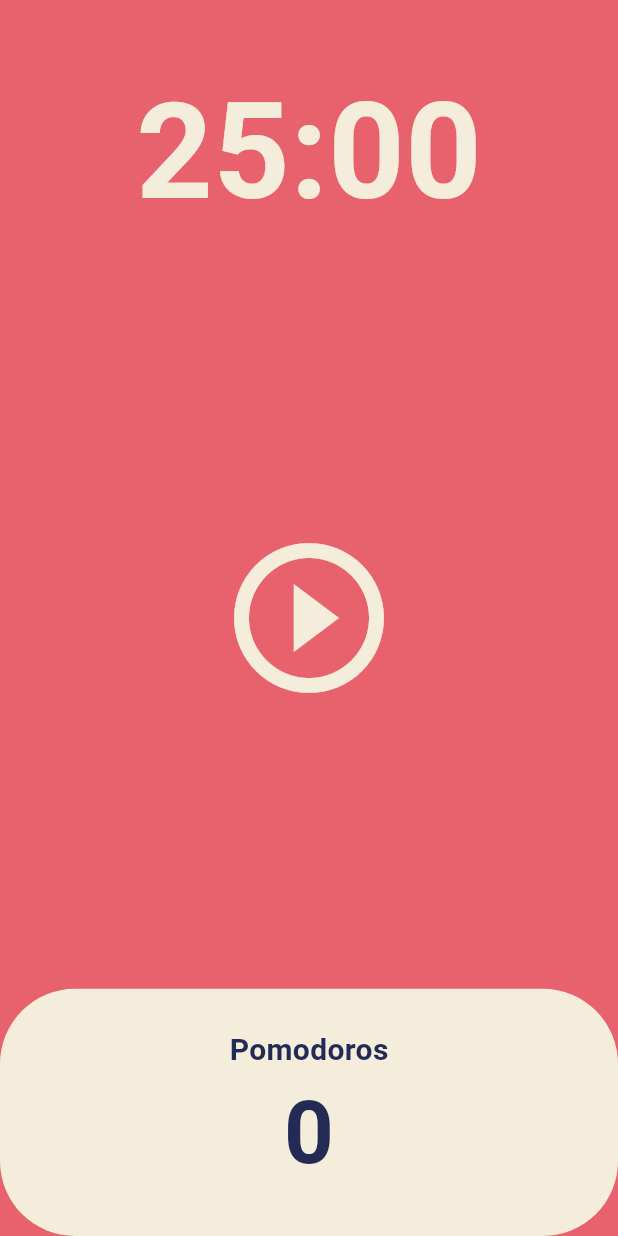
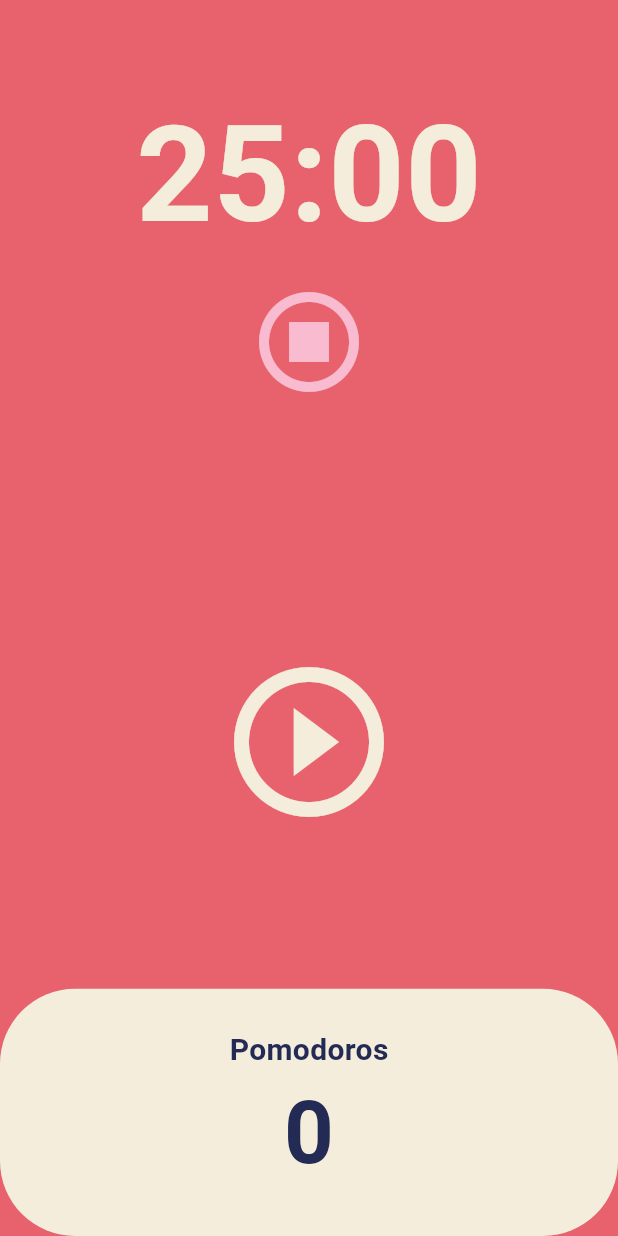
Before and after one commit to pjj186/pomodoro, a Flutter app: the screen it shows after launch, on a phone screen of 412 x 824 dp. Run offline on Flutter 3.47's test engine with Material 3 defaults, Android fonts, the phone set to English and light mode, and no system bars.

Commit message:
Stop Button
- 멈춤 기능

```diff
--- a/lib/screens/home_screen.dart
+++ b/lib/screens/home_screen.dart
@@ -45,6 +45,14 @@ class _HomeScreenState extends State<HomeScreen> {
     });
   }
 
+  void onStopPressed() {
+    timer.cancel();
+    setState(() {
+      isRunning = false;
+      totalSeconds = twentyFiveMinutes;
+    });
+  }
+
   String format(int seconds) {
     var duration =
         Duration(seconds: seconds).toString().split(".").first.substring(2);
@@ -59,10 +67,11 @@ class _HomeScreenState extends State<HomeScreen> {
       body: Column(
         children: [
           Flexible(
-            flex: 1,
-            child: Container(
-              alignment: Alignment.bottomCenter,
-              child: Text(
+            flex: 2,
+            child: Column(
+              mainAxisAlignment: MainAxisAlignment.center,
+              children: [
+                Text(
                   format(totalSeconds),
                   style: TextStyle(
                     color: Theme.of(context).cardColor,
@@ -70,10 +79,16 @@ class _HomeScreenState extends State<HomeScreen> {
                     fontWeight: FontWeight.w600,
                   ),
                 ),
+                IconButton(
+                    color: Colors.pink[100],
+                    iconSize: 80,
+                    onPressed: onStopPressed,
+                    icon: const Icon(Icons.stop_circle_outlined)),
+              ],
             ),
           ),
           Flexible(
-            flex: 3,
+            flex: 2,
             child: Center(
               child: IconButton(
                   iconSize: 120,
```
Lines whose indentation alone changed are shown as unchanged.
